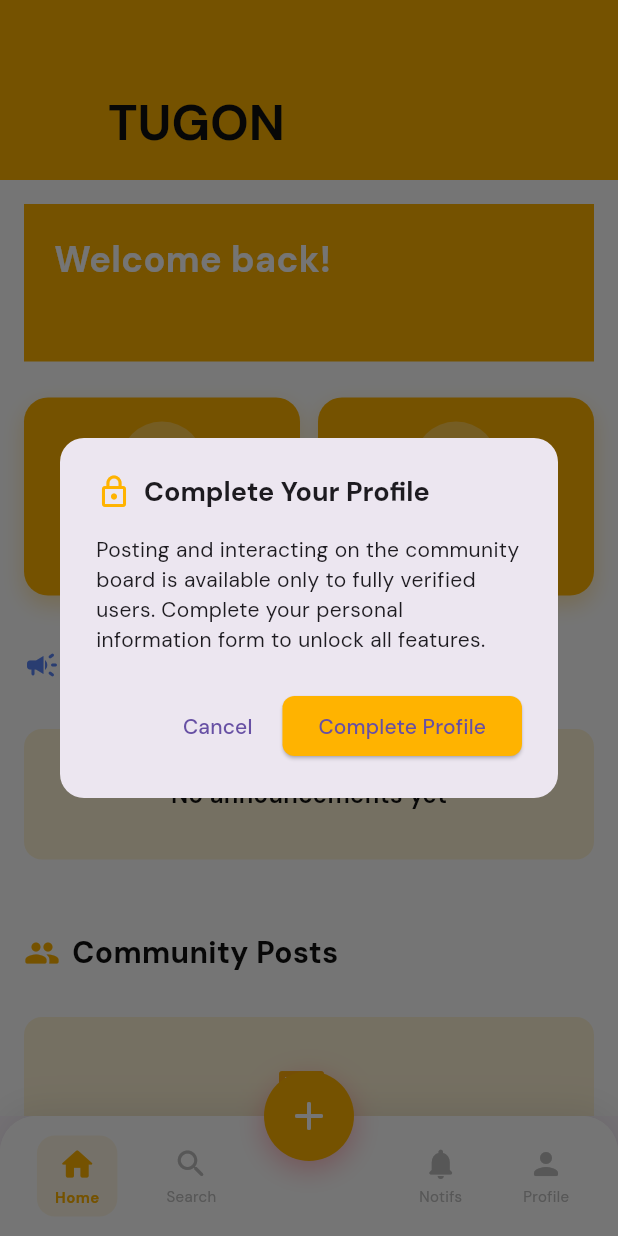
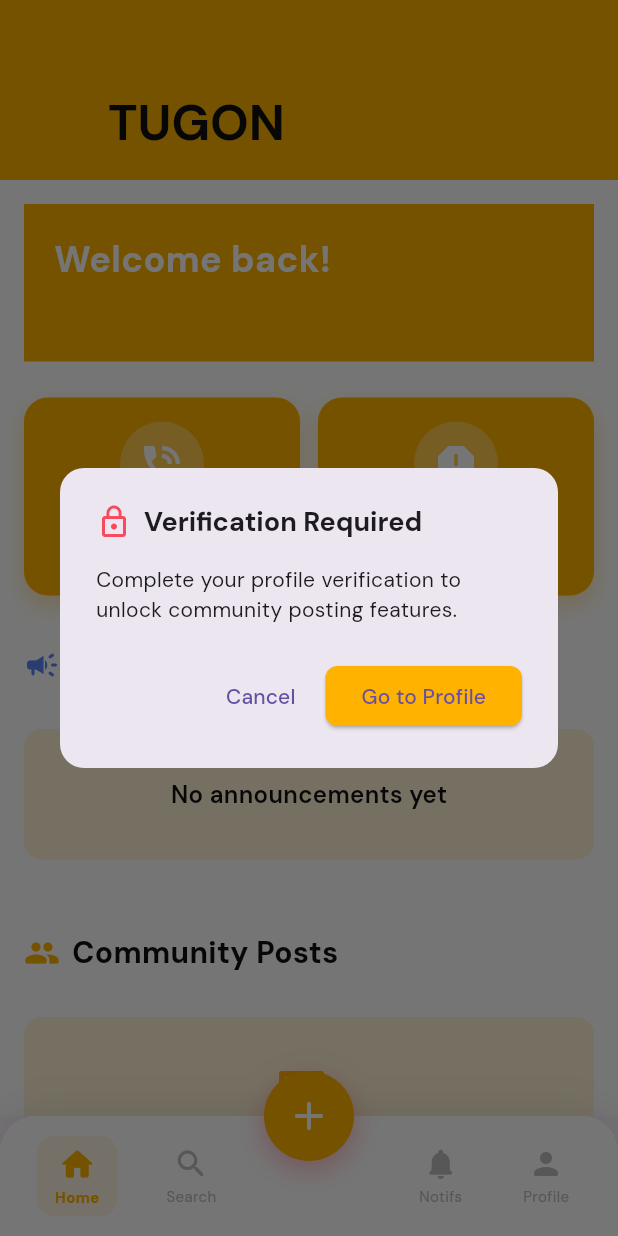
Before and after one commit to ailadonayre/TUGON-App, a Flutter app: the UserDashboardScreen screen opened directly, after a tap on the "add" icon, on a phone screen of 412 x 824 dp. Run offline on Flutter 3.47's test engine with Material 3 defaults, Android fonts, the phone set to English and light mode, and no system bars; our stand-ins replace cloud_firestore, firebase_auth, firebase_core, firebase_storage, flutter_dotenv, google_fonts and 3 more; accounts and stored records are empty.

Commit message:
Fixed user screens

```diff
--- a/lib/screens/user/user_dashboard_screen.dart
+++ b/lib/screens/user/user_dashboard_screen.dart
@@ -3,13 +3,11 @@ import 'package:google_fonts/google_fonts.dart';
 import 'package:provider/provider.dart';
 import '../../utils/colors.dart';
 import '../../providers/auth_provider.dart';
-import '../../models/user_model.dart'; // <-- add this
 import 'user_home_screen.dart';
 import 'user_search_screen.dart';
 import 'user_notification_screen.dart';
 import 'user_profile_screen.dart';
 import 'create_post_screen.dart';
-
 
 class UserDashboardScreen extends StatefulWidget {
   const UserDashboardScreen({super.key});
@@ -21,19 +19,19 @@ class UserDashboardScreen extends StatefulWidget {
 class _UserDashboardScreenState extends State<UserDashboardScreen> {
   int _currentIndex = 0;
 
-  // Convert _screens into a method so we can pass the current user dynamically
-  List<Widget> _screens(UserModel? currentUser) => [
-    const UserHomeScreen(),
-    const UserSearchScreen(),
-    const UserNotificationScreen(),
-    if (currentUser != null) UserProfileScreen(user: currentUser),
+  // Screens list - current user is fetched dynamically inside each screen if needed
+  List<Widget> _screens() => const [
+    UserHomeScreen(),
+    UserSearchScreen(),
+    UserNotificationScreen(),
+    UserProfileScreen(), // No 'user' parameter
   ];
 
   void _onCreatePost() {
     final authProvider = Provider.of<AuthProvider>(context, listen: false);
     final user = authProvider.currentUser;
 
-    if (user?.verificationStatus != 'fully_verified') {
+    if (user?.status != 'approved') {
       _showVerificationRequiredDialog();
     } else {
       Navigator.push(
@@ -44,17 +42,37 @@ class _UserDashboardScreenState extends State<UserDashboardScreen> {
   }
 
   void _showVerificationRequiredDialog() {
+    final authProvider = Provider.of<AuthProvider>(context, listen: false);
+    final user = authProvider.currentUser;
+
+    String message;
+    String statusLabel;
+
+    if (user?.status == 'pending_review') {
+      statusLabel = 'Pending Admin Approval';
+      message =
+      'Your account is awaiting approval from the barangay admin. You will be able to post once your account is approved.';
+    } else if (user?.status == 'rejected') {
+      statusLabel = 'Account Rejected';
+      message =
+      'Your account registration was rejected. Please contact your barangay office for more information.';
+    } else {
+      statusLabel = 'Verification Required';
+      message =
+      'Complete your profile verification to unlock community posting features.';
+    }
+
     showDialog(
       context: context,
       builder: (context) => AlertDialog(
         shape: RoundedRectangleBorder(borderRadius: BorderRadius.circular(16)),
         title: Row(
           children: [
-            Icon(Icons.lock_outline, color: AppColors.goldenYellow),
-            SizedBox(width: 8),
+            Icon(Icons.lock_outline, color: AppColors.coralRed),
+            const SizedBox(width: 8),
             Expanded(
               child: Text(
-                'Complete Your Profile',
+                statusLabel,
                 style: GoogleFonts.dmSans(
                   fontSize: 18,
                   fontWeight: FontWeight.bold,
@@ -64,7 +82,7 @@ class _UserDashboardScreenState extends State<UserDashboardScreen> {
           ],
         ),
         content: Text(
-          'Posting and interacting on the community board is available only to fully verified users. Complete your personal information form to unlock all features.',
+          message,
           style: GoogleFonts.dmSans(fontSize: 14),
         ),
         actions: [
@@ -79,9 +97,12 @@ class _UserDashboardScreenState extends State<UserDashboardScreen> {
             },
             style: ElevatedButton.styleFrom(
               backgroundColor: AppColors.goldenYellow,
-              shape: RoundedRectangleBorder(borderRadius: BorderRadius.circular(8)),
+              shape: RoundedRectangleBorder(
+                  borderRadius: BorderRadius.circular(8)),
             ),
-            child: Text('Complete Profile', style: GoogleFonts.dmSans()),
+            child: Text(
+                user?.status == 'pending_review' ? 'View Status' : 'Go to Profile',
+                style: GoogleFonts.dmSans()),
           ),
         ],
       ),
@@ -90,11 +111,8 @@ class _UserDashboardScreenState extends State<UserDashboardScreen> {
 
   @override
   Widget build(BuildContext context) {
-    final authProvider = Provider.of<AuthProvider>(context);
-    final currentUser = authProvider.currentUser;
-
     return Scaffold(
-      body: _screens(currentUser)[_currentIndex],
+      body: _screens()[_currentIndex],
       floatingActionButton: _buildCenterPostButton(),
       floatingActionButtonLocation: FloatingActionButtonLocation.centerDocked,
       bottomNavigationBar: _buildBottomNavBar(),
@@ -118,7 +136,7 @@ class _UserDashboardScreenState extends State<UserDashboardScreen> {
             ),
           ],
         ),
-          child: const Icon(Icons.add_rounded, color: Colors.white, size: 32),
+        child: const Icon(Icons.add_rounded, color: Colors.white, size: 32),
       ),
     );
   }
--- a/lib/screens/user/user_search_screen.dart
+++ b/lib/screens/user/user_search_screen.dart
@@ -3,7 +3,7 @@ import 'package:intl/intl.dart';
 import '../../models/user_model.dart';
 import '../../models/post_model.dart';
 import '../../services/firestore_service.dart';
-import 'user_profile_screen.dart';
+import '../admin/user_detail_screen.dart';  // ADD THIS LINE - for viewing other users' profiles
 
 class PostDetailScreen extends StatelessWidget {
   final PostModel post;
@@ -269,7 +269,7 @@ class _UserSearchScreenState extends State<UserSearchScreen> {
                       onTap: () {
                         Navigator.push(
                           context,
-                          MaterialPageRoute(builder: (_) => UserProfileScreen(user: item)),
+                          MaterialPageRoute(builder: (_) => UserDetailScreen(user: item)),  // FIXED: Changed from UserProfileScreen to UserDetailScreen
                         );
                       },
                     ),
--- a/lib/services/firestore_service.dart
+++ b/lib/services/firestore_service.dart
@@ -2,6 +2,7 @@ import 'package:cloud_firestore/cloud_firestore.dart';
 import '../models/user_model.dart';
 import '../models/post_model.dart';
 import '../models/notification_model.dart';
+import '../models/family_member_model.dart';
 
 class FirestoreService {
   final FirebaseFirestore _firestore = FirebaseFirestore.instance;
```
